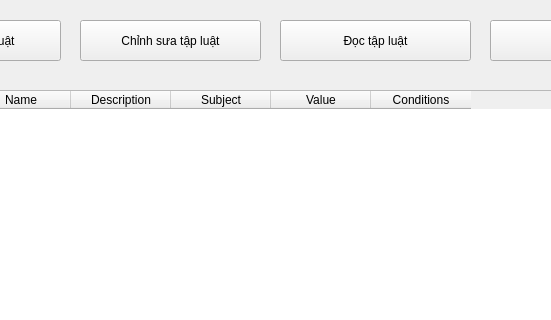
b1team/he_chuyen_gia, file src/frontend/main.ui: the form before one commit; both pictures show x 680 to 1231 and y 0 to 320 of the 1400 by 801 pixel window.
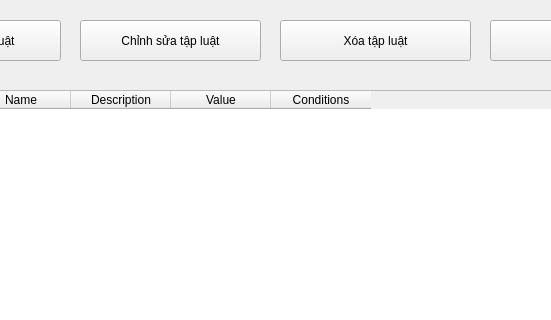
The form after the commit.

```diff
--- a/src/frontend/main.ui
+++ b/src/frontend/main.ui
@@ -171,11 +171,6 @@
      <string>Description</string>
     </property>
    </column>
-   <column>
-    <property name="text">
-     <string>Subject</string>
-    </property>
-   </column>
    <column>
     <property name="text">
      <string>Value</string>
@@ -210,7 +205,7 @@
     </rect>
    </property>
    <property name="text">
-    <string>Đọc tập luật</string>
+    <string>Xóa tập luật</string>
    </property>
   </widget>
   <widget class="QLabel" name="label_3">
@@ -240,7 +235,7 @@
     </rect>
    </property>
    <property name="text">
-    <string>Chỉnh sưa tập luật</string>
+    <string>Chỉnh sửa tập luật</string>
    </property>
   </widget>
  </widget>
```
Left out of the diff: 2 changed lines with no effect on the pictures.
